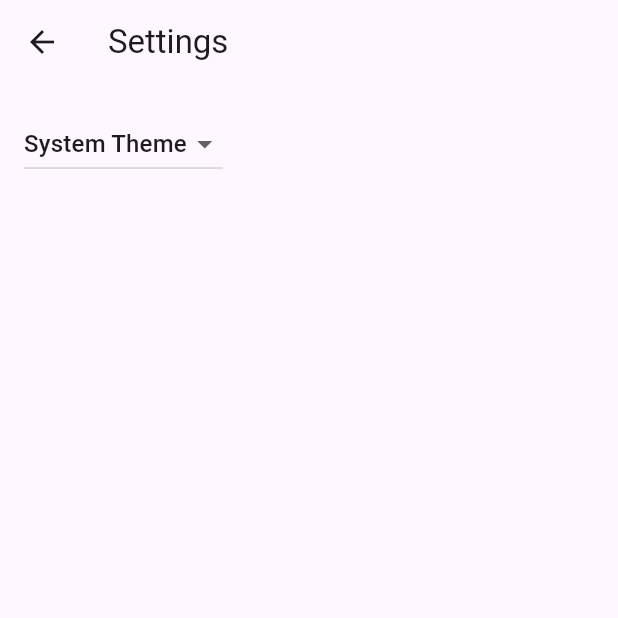
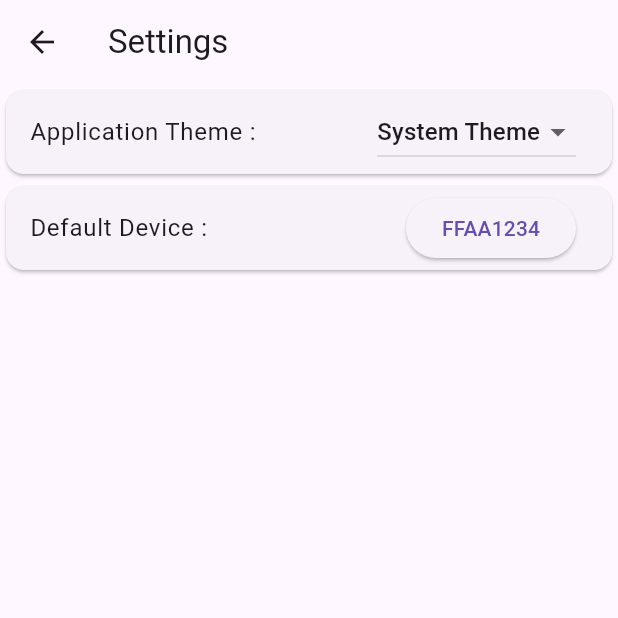
Before and after one commit to hugo-a-garcia/gyw_start, a Flutter app: the SettingsView screen opened by its route, on a phone screen of 412 x 824 dp, the top half of it. Run offline on Flutter 3.47's test engine with Material 3 defaults, Android fonts, the phone set to English and light mode, and no system bars; our stand-ins replace flutter_riverpod, shared_preferences; accounts and stored records are empty.

Commit message:
Saving how to do preferences with riverpod. Theme settings will be deleteed next commit.

```diff
--- a/lib/src/ui/core/settings/settings_view.dart
+++ b/lib/src/ui/core/settings/settings_view.dart
@@ -12,18 +12,39 @@ class SettingsView extends ConsumerWidget {
 
   @override
   Widget build(BuildContext context, WidgetRef ref) {
-    var themeMode = ref.watch(themeProvider);
+    // var themeMode = ref.watch(themeProvider);
     return Scaffold(
       appBar: AppBar(
         title: const Text('Settings'),
       ),
-      body: Padding(
-        padding: const EdgeInsets.all(16),
-        child: DropdownButton<ThemeMode>(
-          value: themeMode,
+      body: Column(
+        children: [
+          ThemeModeDropdown(),
+          DefaultDevice(),
+        ],
+      ),
+    );
+  }
+}
+
+class ThemeModeDropdown extends ConsumerWidget {
+  const ThemeModeDropdown({
+    super.key,
+  });
+
+  @override
+  Widget build(BuildContext context, WidgetRef ref) {
+    return Card(
+      child: ListTile(
+        title: Text(
+          'Application Theme : ',
+        ),
+        trailing: DropdownButton<ThemeMode>(
+          value: ref.watch(themeProvider),
           onChanged: (ThemeMode? value) {
-            themeMode = value ?? ThemeMode.system;
-            ref.read(themeProvider.notifier).changeTheme(themeMode);
+            ref
+                .read(themeProvider.notifier)
+                .updateTheme(value ?? ThemeMode.system);
           },
           items: const [
             DropdownMenuItem(
@@ -44,3 +65,20 @@ class SettingsView extends ConsumerWidget {
     );
   }
 }
+
+class DefaultDevice extends ConsumerWidget {
+  const DefaultDevice({super.key});
+
+  @override
+  Widget build(BuildContext context, WidgetRef ref) {
+    return Card(
+      child: ListTile(
+        title: Text('Default Device : '),
+        trailing: ElevatedButton(
+          onPressed: () {},
+          child: Text('FFAA1234'),
+        ),
+      ),
+    );
+  }
+}
```
Also changed, not shown: lib/src/ui/core/settings/view_models/settings_providers.dart (+19 -27 lines), lib/src/ui/core/help/default_device/view_models/default_device_viewmodel.dart (added), lib/src/ui/core/help/default_device/widgets/default_device.dart (renamed from lib/src/ui/default_device/widgets/default_device.dart), 4 other files.
